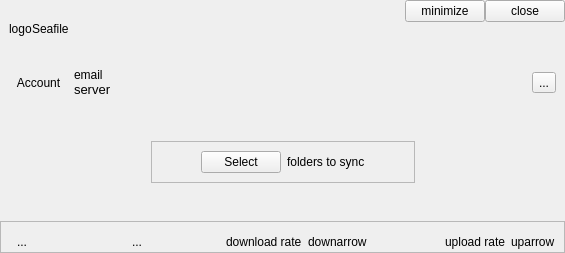
This is ui/cloud-view.ui in haiwen/seafile-client as Qt 5 draws it before an edit. The edited form follows.
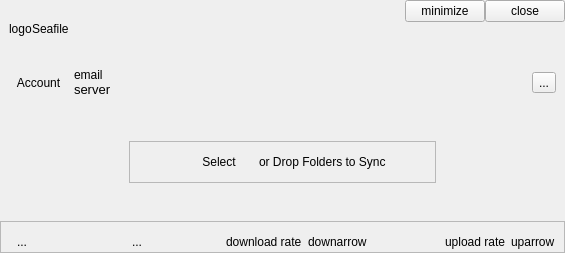
This is the edited form.

The edit to the form file:
```diff
--- a/ui/cloud-view.ui
+++ b/ui/cloud-view.ui
@@ -187,6 +187,9 @@
    <item>
     <widget class="QWidget" name="mDropArea" native="true">
      <layout class="QVBoxLayout" name="verticalLayout_3">
+      <property name="spacing">
+       <number>0</number>
+      </property>
       <property name="topMargin">
        <number>0</number>
       </property>
@@ -230,6 +233,9 @@
            <enum>QFrame::Raised</enum>
           </property>
           <layout class="QHBoxLayout" name="horizontalLayout_7">
+           <property name="spacing">
+            <number>0</number>
+           </property>
            <item>
             <spacer name="horizontalSpacer_8">
              <property name="orientation">
@@ -248,12 +254,15 @@
              <property name="text">
               <string>Select</string>
              </property>
+             <property name="flat">
+              <bool>true</bool>
+             </property>
             </widget>
            </item>
            <item>
             <widget class="QLabel" name="label_2">
              <property name="text">
-              <string>folders to sync</string>
+              <string>or Drop Folders to Sync</string>
              </property>
             </widget>
            </item>
```
Left out of the diff: 2 changed lines with no effect on the pictures.
